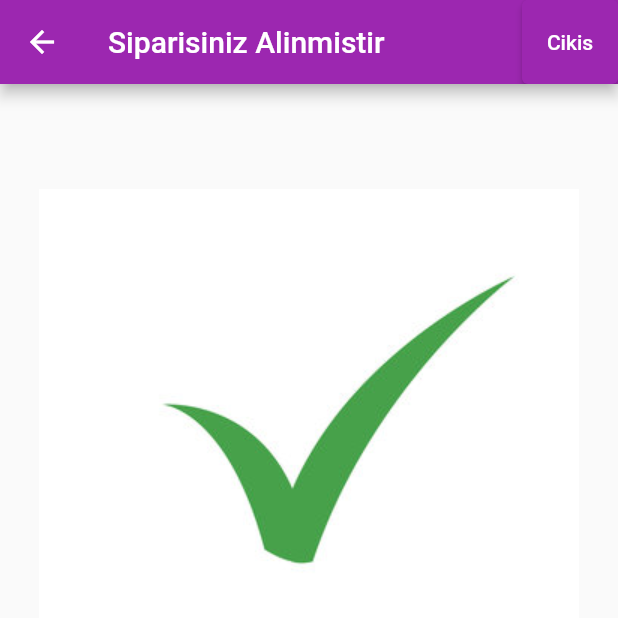
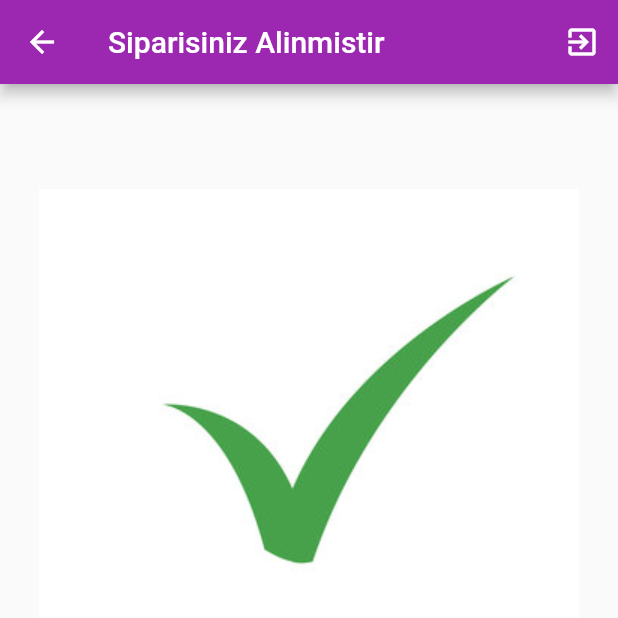
Before and after one commit to ertekinbatuhan/3301456_213301068, a Flutter app: the Result screen opened directly, on a phone screen of 412 x 824 dp, the top half of it. Run offline on Flutter 3.47's test engine with Material 2 defaults, Android fonts, the phone set to English and light mode, and no system bars; our stand-ins replace google_fonts.

Commit message:
update project

```diff
--- a/lib/view/resultView.dart
+++ b/lib/view/resultView.dart
@@ -27,8 +27,8 @@ class _ResultState extends State<Result> {
       appBar: AppBar(
         title: Text("Siparisiniz Alinmistir"),
         actions: [
-          ElevatedButton(
-            child: const Text("Cikis"),
+         IconButton(
+           icon: const Icon(Icons.exit_to_app),
             onPressed: () {
               Navigator.of(context).popUntil((route) => route.isFirst);
 
--- a/pubspec.yaml
+++ b/pubspec.yaml
@@ -48,6 +48,7 @@ dev_dependencies:
   flutter_lints: ^2.0.0
   google_fonts: ^4.0.3
   intl: ^0.17.0
+  shared_preferences: ^2.0.11
 
 
 
```
Also changed, not shown: pubspec.lock, 2 other files.
